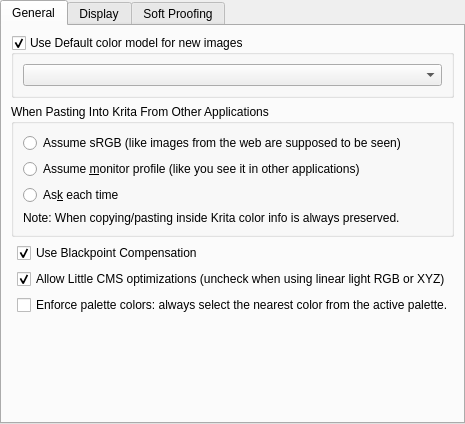
KDE/krita, file libs/ui/forms/wdgcolorsettings.ui: the form before one commit.
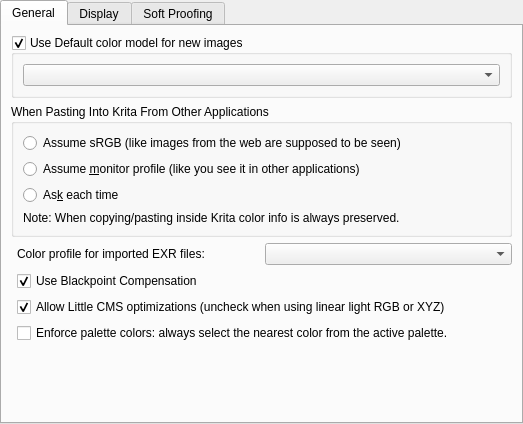
The form after the commit. Custom widgets are drawn as their Qt base class.

Commit message:
Add GUI option for selecting the default color space for EXR files
That will fix a few issues mentioned in this KA thread:
https://krita-artists.org/t/exr-layer-fringe/103226

Diff of the .ui file:
```diff
--- a/libs/ui/forms/wdgcolorsettings.ui
+++ b/libs/ui/forms/wdgcolorsettings.ui
@@ -10,7 +10,7 @@
    <rect>
     <x>0</x>
     <y>0</y>
-    <width>460</width>
+    <width>523</width>
     <height>424</height>
    </rect>
   </property>
@@ -108,7 +108,7 @@
          </layout>
         </widget>
        </item>
-       <item row="2" column="1">
+       <item row="3" column="1">
         <widget class="QCheckBox" name="chkBlackpoint">
          <property name="text">
           <string>Use Blackpoint Compensation</string>
@@ -118,7 +118,7 @@
          </property>
         </widget>
        </item>
-       <item row="3" column="1">
+       <item row="4" column="1">
         <widget class="QCheckBox" name="chkAllowLCMSOptimization">
          <property name="text">
           <string>Allow Little CMS optimizations (uncheck when using linear light RGB or XYZ)</string>
@@ -128,14 +128,14 @@
          </property>
         </widget>
        </item>
-       <item row="4" column="1">
+       <item row="5" column="1">
         <widget class="QCheckBox" name="chkForcePaletteColor">
          <property name="text">
           <string>Enforce palette colors: always select the nearest color from the active palette.</string>
          </property>
         </widget>
        </item>
-       <item row="5" column="0" colspan="2">
+       <item row="6" column="0" colspan="2">
         <spacer name="verticalSpacer_3">
          <property name="orientation">
           <enum>Qt::Vertical</enum>
@@ -148,6 +148,23 @@
          </property>
         </spacer>
        </item>
+       <item row="2" column="1">
+        <layout class="QHBoxLayout" name="horizontalLayout">
+         <property name="spacing">
+          <number>0</number>
+         </property>
+         <item>
+          <widget class="QLabel" name="lblEXRImportColorSpace">
+           <property name="text">
+            <string>Color profile for imported EXR files:</string>
+           </property>
+          </widget>
+         </item>
+         <item>
+          <widget class="KisSqueezedComboBox" name="cmbColorProfileForEXR"/>
+         </item>
+        </layout>
+       </item>
       </layout>
      </widget>
      <widget class="QWidget" name="tab_2">
@@ -375,6 +392,11 @@
    <extends>QComboBox</extends>
    <header>widgets/kis_cmb_idlist.h</header>
   </customwidget>
+  <customwidget>
+   <class>KisSqueezedComboBox</class>
+   <extends>QComboBox</extends>
+   <header>KisSqueezedComboBox.h</header>
+  </customwidget>
  </customwidgets>
  <resources/>
  <connections/>
```
The commit also changes 1 other file.
